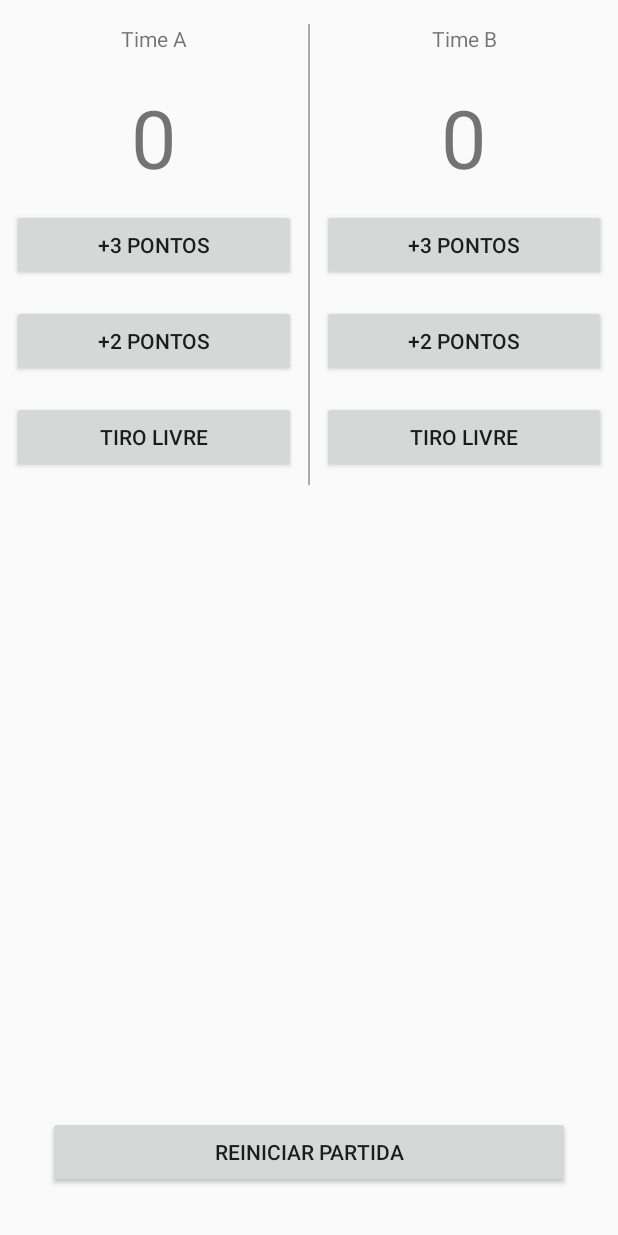
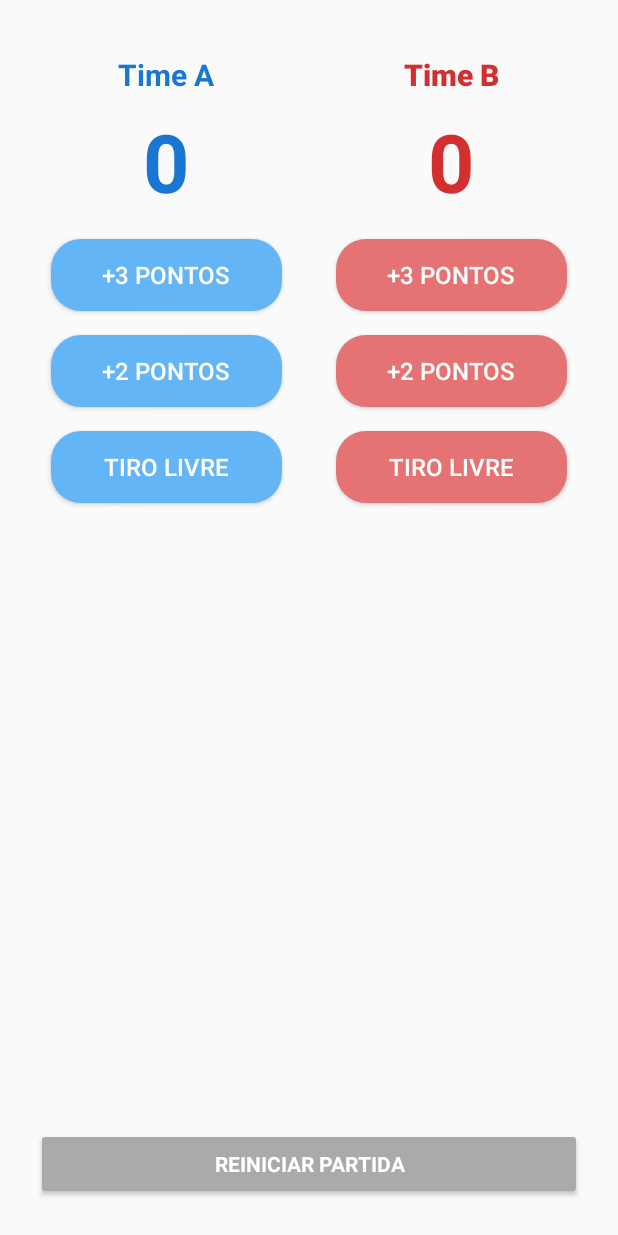
Before and after one commit to Gustaa13/Kotlin, an Android app built with Jetpack Compose: the screen it shows after launch (MainActivity), on a phone screen of 412 x 824 dp. Run offline under Robolectric (Android 15) with nearby library versions, the phone set to English and light mode, and no system bars.

Commit message:
adiciona estilização básica

```diff
--- a/projetos/FirstProject/app/build.gradle.kts
+++ b/projetos/FirstProject/app/build.gradle.kts
@@ -49,6 +49,7 @@ dependencies {
     implementation(libs.androidx.ui.graphics)
     implementation(libs.androidx.ui.tooling.preview)
     implementation(libs.androidx.material3)
+    implementation(libs.androidx.cardview)
     testImplementation(libs.junit)
     androidTestImplementation(libs.androidx.junit)
     androidTestImplementation(libs.androidx.espresso.core)
--- /dev/null
+++ b/projetos/FirstProject/app/src/main/res/drawable/rounded_button_time_a.xml
@@ -0,0 +1,11 @@
+<ripple xmlns:android="http://schemas.android.com/apk/res/android"
+    android:color="@color/timeA">
+
+    <item>
+        <shape android:shape="rectangle">
+            <solid android:color="@color/botaoTimeA"/>
+            <corners android:radius="20dp"/>
+        </shape>
+    </item>
+
+</ripple>
--- /dev/null
+++ b/projetos/FirstProject/app/src/main/res/drawable/rounded_button_time_b.xml
@@ -0,0 +1,11 @@
+<ripple xmlns:android="http://schemas.android.com/apk/res/android"
+    android:color="@color/timeB">
+
+    <item>
+        <shape android:shape="rectangle">
+            <solid android:color="@color/botaoTimeB"/>
+            <corners android:radius="20dp"/>
+        </shape>
+    </item>
+
+</ripple>
--- a/projetos/FirstProject/app/src/main/res/layout/layout_main.xml
+++ b/projetos/FirstProject/app/src/main/res/layout/layout_main.xml
@@ -8,22 +8,26 @@
     <LinearLayout
         android:layout_width="match_parent"
         android:layout_height="wrap_content"
-        android:orientation="horizontal">
+        android:orientation="horizontal"
+        android:padding="16dp">
 
         <LinearLayout
             android:layout_width="0dp"
             android:layout_height="wrap_content"
             android:layout_weight="1"
-            android:orientation="vertical">
+            android:orientation="vertical"
+            android:gravity="center">
 
             <TextView
                 android:id="@+id/timeA"
                 android:layout_width="match_parent"
                 android:layout_height="wrap_content"
                 android:gravity="center"
-                android:padding="16dp"
+                android:paddingTop="20dp"
                 android:text="Time A"
-                android:textSize="14sp"
+                android:textColor="@color/timeA"
+                android:textStyle="bold"
+                android:textSize="20sp"
                 android:fontFamily="sans-serif"/>
 
             <TextView
@@ -31,85 +35,82 @@
                 android:layout_width="match_parent"
                 android:layout_height="wrap_content"
                 android:gravity="center"
-                android:padding="4dp"
+                android:padding="8dp"
                 android:text="0"
+                android:textColor="@color/timeA"
                 android:textSize="54sp"
+                android:textStyle="bold"
                 android:fontFamily="sans-serif"/>
 
             <Button
                 android:id="@+id/tresPontosA"
-                android:layout_width="match_parent"
-                android:layout_height="wrap_content"
-                android:layout_margin="8dp"
-                android:text="+3 PONTOS" />
+                style="@style/CustomButton"
+                android:text="+3 PONTOS"
+                android:background="@drawable/rounded_button_time_a"/>
 
             <Button
                 android:id="@+id/doisPontosA"
-                android:layout_width="match_parent"
-                android:layout_height="wrap_content"
-                android:layout_margin="8dp"
-                android:text="+2 PONTOS" />
+                style="@style/CustomButton"
+                android:text="+2 PONTOS"
+                android:background="@drawable/rounded_button_time_a"/>
 
             <Button
                 android:id="@+id/tiroLivreA"
-                android:layout_width="match_parent"
-                android:layout_height="wrap_content"
-                android:layout_margin="8dp"
-                android:text="Tiro Livre" />
+                style="@style/CustomButton"
+                android:text="Tiro Livre"
+                android:background="@drawable/rounded_button_time_a"/>
         </LinearLayout>
 
-        <View
-            android:layout_width="1dp"
-            android:layout_height="match_parent"
-            android:background="@android:color/darker_gray"
-            android:layout_marginTop="16dp"/>
+
 
         <LinearLayout
             android:layout_width="0dp"
             android:layout_height="wrap_content"
             android:layout_weight="1"
-            android:orientation="vertical">
+            android:orientation="vertical"
+            android:gravity="center">
 
             <TextView
                 android:id="@+id/timeB"
                 android:layout_width="match_parent"
                 android:layout_height="wrap_content"
                 android:gravity="center"
-                android:padding="16dp"
+                android:paddingTop="20dp"
                 android:text="Time B"
-                android:textSize="14sp"
-                android:fontFamily="sans-serif"/>
+                android:textColor="@color/timeB"
+                android:textSize="20sp"
+                android:textStyle="bold"
+                android:fontFamily="sans-serif-medium"/>
 
             <TextView
                 android:id="@+id/placarTimeB"
                 android:layout_width="match_parent"
                 android:layout_height="wrap_content"
                 android:gravity="center"
-                android:padding="4dp"
+                android:padding="8dp"
                 android:text="0"
+                android:textColor="@color/timeB"
                 android:textSize="54sp"
+                android:textStyle="bold"
                 android:fontFamily="sans-serif"/>
 
             <Button
                 android:id="@+id/tresPontosB"
-                android:layout_width="match_parent"
-                android:layout_height="wrap_content"
-                android:layout_margin="8dp"
-                android:text="+3 PONTOS" />
+                style="@style/CustomButton"
+                android:text="+3 PONTOS"
+                android:background="@drawable/rounded_button_time_b"/>
 
             <Button
                 android:id="@+id/doisPontosB"
-                android:layout_width="match_parent"
-                android:layout_height="wrap_content"
-                android:layout_margin="8dp"
-                android:text="+2 PONTOS" />
+                style="@style/CustomButton"
+                android:text="+2 PONTOS"
+                android:background="@drawable/rounded_button_time_b"/>
 
             <Button
                 android:id="@+id/tiroLivreB"
-                android:layout_width="match_parent"
-                android:layout_height="wrap_content"
-                android:layout_margin="8dp"
-                android:text="Tiro Livre" />
+                style="@style/CustomButton"
+                android:text="Tiro Livre"
+                android:background="@drawable/rounded_button_time_b"/>
         </LinearLayout>
 
     </LinearLayout>
@@ -119,7 +120,11 @@
         android:layout_width="match_parent"
         android:layout_height="wrap_content"
         android:text="Reiniciar Partida"
+        android:backgroundTint="@android:color/darker_gray"
+        android:textColor="@android:color/white"
         android:layout_alignParentBottom="true"
-        android:layout_centerHorizontal="true"
-        android:layout_margin="32dp"/>
+        android:layout_margin="24dp"
+        android:padding="12dp"
+        android:textStyle="bold"
+        android:fontFamily="sans-serif"/>
 </RelativeLayout>
--- a/projetos/FirstProject/app/src/main/res/values/colors.xml
+++ b/projetos/FirstProject/app/src/main/res/values/colors.xml
@@ -1,10 +1,9 @@
 <?xml version="1.0" encoding="utf-8"?>
 <resources>
-    <color name="purple_200">#FFBB86FC</color>
-    <color name="purple_500">#FF6200EE</color>
-    <color name="purple_700">#FF3700B3</color>
-    <color name="teal_200">#FF03DAC5</color>
-    <color name="teal_700">#FF018786</color>
-    <color name="black">#FF000000</color>
-    <color name="white">#FFFFFFFF</color>
+    <color name="fundo">#F5F7FA</color>
+    <color name="timeA">#1976D2</color>
+    <color name="timeB">#D32F2F</color>
+    <color name="botaoTimeA">#64B5F6</color>
+    <color name="botaoTimeB">#E57373</color>
+    <color name="texto_botao">#FFFFFF</color>
 </resources>
--- /dev/null
+++ b/projetos/FirstProject/app/src/main/res/values/styles.xml
@@ -0,0 +1,14 @@
+<resources>
+    <style name="CustomButton">
+        <item name="android:layout_width">match_parent</item>
+        <item name="android:layout_height">wrap_content</item>
+        <item name="android:layout_marginTop">8dp</item>
+        <item name="android:layout_marginBottom">8dp</item>
+        <item name="android:layout_marginStart">18dp</item>
+        <item name="android:layout_marginEnd">18dp</item>
+        <item name="android:textColor">@color/texto_botao</item>
+        <item name="android:padding">8dp</item>
+        <item name="android:fontFamily">sans-serif-medium</item>
+        <item name="android:textSize">16sp</item>
+    </style>
+</resources>
--- a/projetos/FirstProject/gradle/libs.versions.toml
+++ b/projetos/FirstProject/gradle/libs.versions.toml
@@ -8,6 +8,7 @@ espressoCore = "3.5.1"
 lifecycleRuntimeKtx = "2.6.1"
 activityCompose = "1.8.0"
 composeBom = "2024.09.00"
+cardview = "1.0.0"
 
 [libraries]
 androidx-core-ktx = { group = "androidx.core", name = "core-ktx", version.ref = "coreKtx" }
@@ -24,6 +25,7 @@ androidx-ui-tooling-preview = { group = "androidx.compose.ui", name = "ui-toolin
 androidx-ui-test-manifest = { group = "androidx.compose.ui", name = "ui-test-manifest" }
 androidx-ui-test-junit4 = { group = "androidx.compose.ui", name = "ui-test-junit4" }
 androidx-material3 = { group = "androidx.compose.material3", name = "material3" }
+androidx-cardview = { group = "androidx.cardview", name = "cardview", version.ref = "cardview" }
 
 [plugins]
 android-application = { id = "com.android.application", version.ref = "agp" }
```
